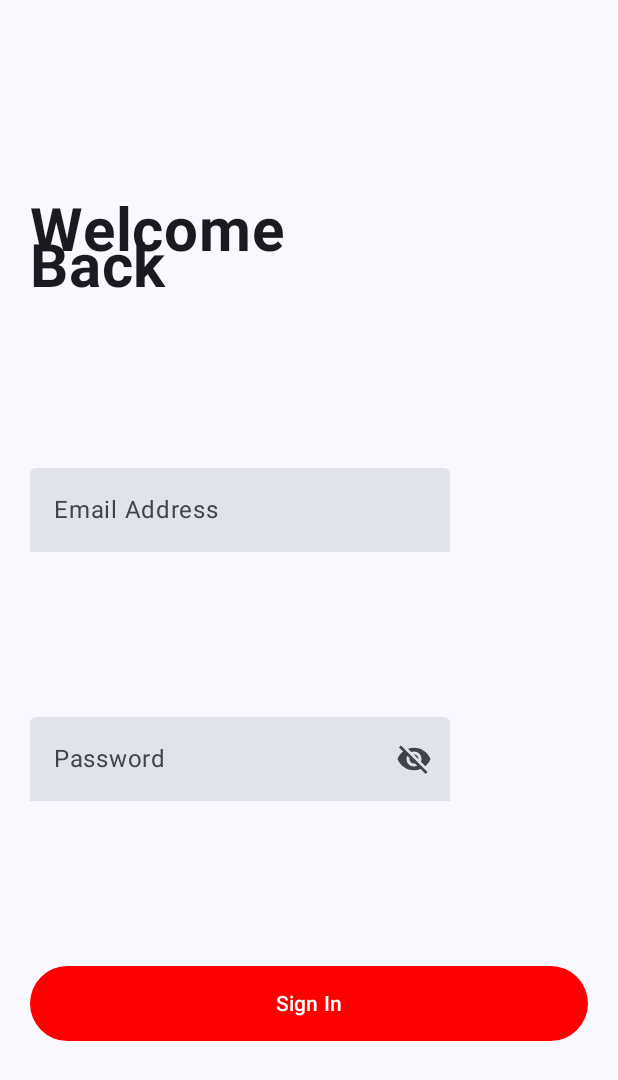
After one commit to Cos229-239/2025_09_Team4, an Android app built with Jetpack Compose: the composable SignInScreen shown on its own in the app's theme, on a phone screen of 412 x 824 dp. The commit adds this screen. Shown: the top 1080 px of the screen. Run offline under Robolectric (Android 15) with nearby library versions, the phone set to English and light mode, and no system bars.

Commit message:
Created a basic sign in screen, next i will revise once there is a design completed

```diff
--- a/app/build.gradle.kts
+++ b/app/build.gradle.kts
@@ -53,4 +53,8 @@ dependencies {
     androidTestImplementation(libs.androidx.compose.ui.test.junit4)
     debugImplementation(libs.androidx.compose.ui.tooling)
     debugImplementation(libs.androidx.compose.ui.test.manifest)
+    // Material 3 dependencies
+    implementation(platform("androidx.compose:compose-bom:2025.08.00"))
+    implementation("androidx.compose.material3:material3")
+    implementation ("androidx.compose.material:material-icons-extended")
 }
--- /dev/null
+++ b/app/src/main/java/com/kodeco/memeverse/screens/SignInScreen.kt
@@ -0,0 +1,128 @@
+package com.kodeco.memeverse.screens
+
+import android.R.attr.onClick
+import androidx.compose.foundation.layout.Arrangement
+import androidx.compose.foundation.layout.Column
+import androidx.compose.foundation.layout.fillMaxSize
+import androidx.compose.foundation.layout.fillMaxWidth
+import androidx.compose.foundation.layout.height
+import androidx.compose.foundation.layout.padding
+import androidx.compose.foundation.layout.width
+import androidx.compose.foundation.text.KeyboardOptions
+import androidx.compose.material.icons.Icons
+import androidx.compose.material.icons.filled.Visibility
+import androidx.compose.material.icons.filled.VisibilityOff
+import androidx.compose.material3.Button
+import androidx.compose.material3.ButtonDefaults
+import androidx.compose.material3.Icon
+import androidx.compose.material3.IconButton
+import androidx.compose.material3.MaterialTheme
+import androidx.compose.material3.Text
+import androidx.compose.material3.TextField
+import androidx.compose.material3.TextFieldColors
+import androidx.compose.material3.TextFieldDefaults
+import androidx.compose.runtime.Composable
+import androidx.compose.runtime.getValue
+import androidx.compose.runtime.mutableStateOf
+import androidx.compose.runtime.remember
+import androidx.compose.runtime.setValue
+import androidx.compose.ui.Alignment
+import androidx.compose.ui.Modifier
+import androidx.compose.ui.graphics.Color
+import androidx.compose.ui.res.stringResource
+import androidx.compose.ui.text.font.FontWeight
+import androidx.compose.ui.text.input.KeyboardType
+import androidx.compose.ui.text.input.PasswordVisualTransformation
+import androidx.compose.ui.text.input.VisualTransformation
+import androidx.compose.ui.tooling.preview.Preview
+import androidx.compose.ui.unit.dp
+import androidx.compose.ui.unit.sp
+import com.kodeco.memeverse.R
+import com.kodeco.memeverse.ui.theme.MemeVerseTheme
+
+@Composable
+fun SignInScreen() {
+    Column(
+        modifier = Modifier
+            .fillMaxSize()
+            .padding(20.dp),
+        verticalArrangement = Arrangement.SpaceEvenly,
+        horizontalAlignment = Alignment.Start
+    ) {
+        Text(
+            modifier = Modifier.width(200.dp),
+            text = "Welcome Back",
+            fontSize = 40.sp,
+            fontWeight = FontWeight.Bold
+        )
+        // Use mutable state and remember to save the entered email address
+        var email by remember { mutableStateOf("") }
+        TextField(
+            value = email,
+            onValueChange = { newText ->
+                email = newText
+            },
+            label = {
+                Text(text = stringResource(R.string.email_address))
+            },
+            placeholder = {
+                Text(text = stringResource(R.string.placeholder_email))
+            },
+            colors = TextFieldDefaults.colors(
+                unfocusedIndicatorColor = Color.Transparent
+            ),
+            keyboardOptions = KeyboardOptions(keyboardType = KeyboardType.Email),
+        )
+        // Use mutable state and remember to save the entered password
+        var pass by remember { mutableStateOf("") }
+        var passwordVisible by remember { mutableStateOf(false) }
+        TextField(
+            value = pass,
+            // Set the pass variable to the new password
+            onValueChange = { newText ->
+                pass = newText
+            },
+            label = {
+                Text(text = stringResource(R.string.password))
+            },
+            placeholder = {
+                Text(text = stringResource(R.string.password))
+            },
+            colors = TextFieldDefaults.colors(
+                unfocusedIndicatorColor = Color.Transparent
+            ),
+            keyboardOptions = KeyboardOptions(keyboardType = KeyboardType.Password),
+            visualTransformation = if (passwordVisible) VisualTransformation.None else PasswordVisualTransformation(),
+            trailingIcon = {
+                val image = if (passwordVisible)
+                    Icons.Filled.Visibility
+                else Icons.Filled.VisibilityOff
+
+                IconButton(onClick = {
+                    passwordVisible = !passwordVisible
+                }) {
+                    Icon(imageVector = image, contentDescription = "password field")
+                }
+            },
+        )
+        Button(
+            onClick = { },
+            Modifier
+                .fillMaxWidth()
+                .height(50.dp),
+            colors = ButtonDefaults.buttonColors(
+                containerColor = Color.Red,
+                contentColor = Color.White
+            )
+        ) {
+            Text(text = stringResource(R.string.sign_in))
+        }
+
+    }
+}
+
+@Preview
+@Composable
+fun PreviewSignInScreen() {
+    SignInScreen()
+}
--- a/app/src/main/res/values/strings.xml
+++ b/app/src/main/res/values/strings.xml
@@ -1,3 +1,7 @@
 <resources>
     <string name="app_name">MemeVerse</string>
+    <string name="password">Password</string>
+    <string name="email_address">Email Address</string>
+    <string name="placeholder_email">Joe@gmail.com</string>
+    <string name="sign_in">Sign In</string>
 </resources>
```
Also changed, not shown: 1 other file.
